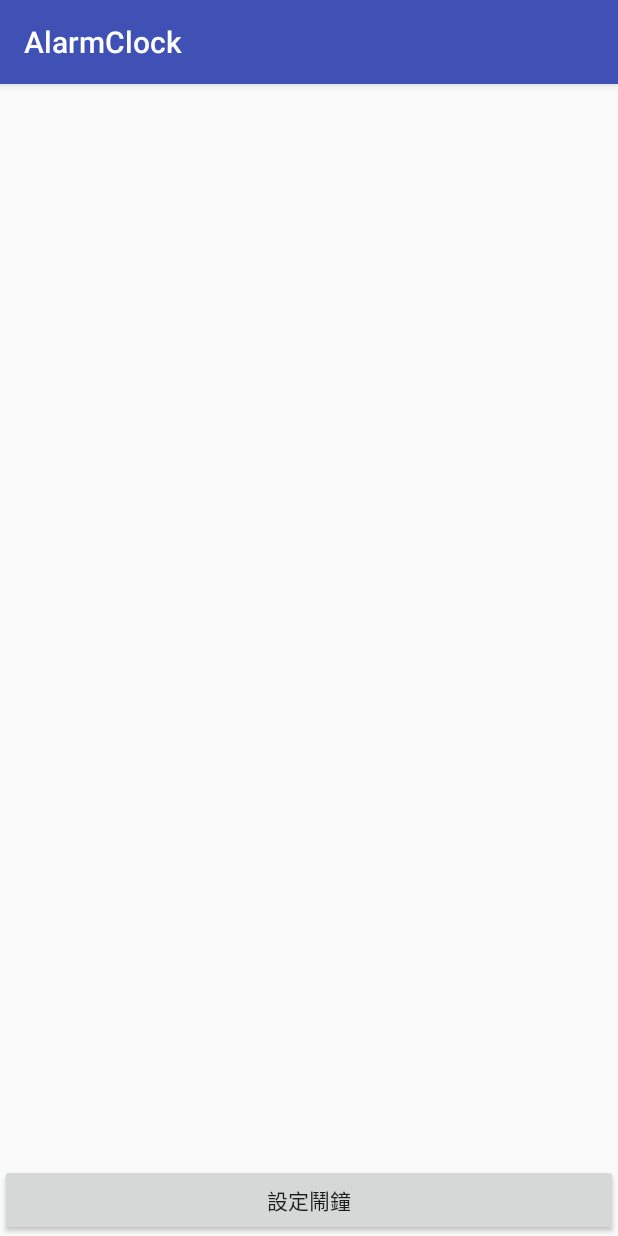
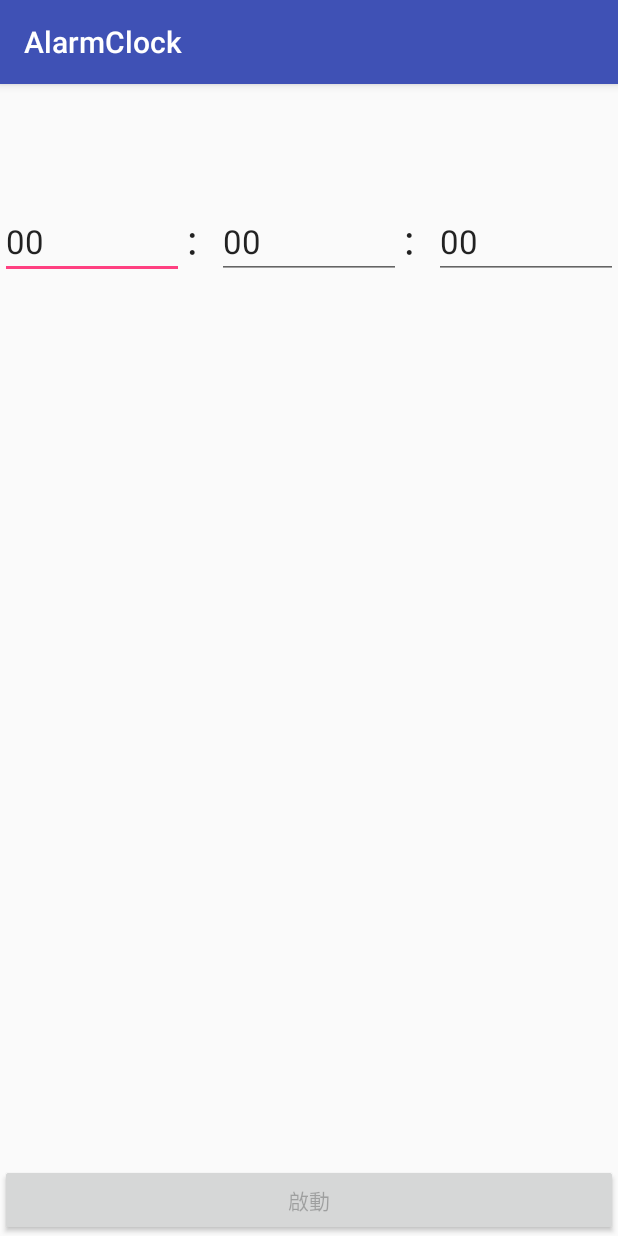
Before and after one commit to ac19970216/FinalProject, an Android app: the screen it shows after launch (MainActivity), on a phone screen of 412 x 824 dp. Run offline under Robolectric (Android 15) with nearby library versions, the phone set to English and light mode, and no system bars.

Commit message:
increase TimerView

```diff
--- /dev/null
+++ b/app/src/main/java/com/example/user/alarmclock/TimerView.java
@@ -0,0 +1,265 @@
+package com.example.user.alarmclock;
+
+import android.app.AlertDialog;
+import android.content.Context;
+import android.content.DialogInterface;
+import android.media.MediaPlayer;
+import android.os.Handler;
+import android.text.Editable;
+import android.text.TextUtils;
+import android.text.TextWatcher;
+import android.util.AttributeSet;
+import android.view.View;
+import android.widget.Button;
+import android.widget.EditText;
+import android.widget.LinearLayout;
+
+import java.util.Timer;
+import java.util.TimerTask;
+
+
+/**
+ * Created by GoroShigeno on 2018/1/1.
+ */
+
+public class TimerView extends LinearLayout {
+
+    public TimerView(Context context, AttributeSet attrs){
+        super(context,attrs);
+        mp=MediaPlayer.create(context, R.raw.johncena);
+        mp.setLooping(true);
+    }
+
+    public TimerView(Context context){
+        super(context);
+
+    }
+
+    @Override
+    protected void onFinishInflate() {
+        super.onFinishInflate();
+
+        btnStart=(Button) findViewById(R.id.btnStart);
+        btnStart.setOnClickListener(new OnClickListener(){
+
+            @Override
+            public void onClick(View view) {
+                startTimer();
+
+                btnStart.setVisibility(View.GONE);
+                btnPause.setVisibility(View.VISIBLE);
+                btnReset.setVisibility(View.VISIBLE);
+            }
+        });
+        btnPause=(Button) findViewById(R.id.btnPause);
+        btnPause.setOnClickListener(new OnClickListener(){
+
+            @Override
+            public void onClick(View view) {
+                stopTimer();
+
+
+                btnPause.setVisibility(View.GONE);
+                btnResume.setVisibility(View.VISIBLE);
+            }
+        });
+        btnResume=(Button) findViewById(R.id.btnResume);
+        btnResume.setOnClickListener(new OnClickListener(){
+
+            @Override
+            public void onClick(View view) {
+                startTimer();
+
+                btnPause.setVisibility(View.VISIBLE);
+                btnResume.setVisibility(View.GONE);
+            }
+        });
+        btnReset=(Button) findViewById(R.id.btnReset);
+        btnReset.setOnClickListener(new OnClickListener(){
+
+            @Override
+            public void onClick(View view) {
+                stopTimer();
+
+                etHour.setText("0");
+                etMin.setText("0");
+                etSec.setText("0");
+
+                btnReset.setVisibility(View.GONE);
+                btnPause.setVisibility(View.GONE);
+                btnResume.setVisibility(View.GONE);
+                btnStart.setVisibility(View.VISIBLE);
+            }
+        });
+
+        etHour=(EditText) findViewById(R.id.etHour);
+        etMin=(EditText) findViewById(R.id.etMin);
+        etSec=(EditText) findViewById(R.id.etSec);
+
+        etHour.setText("00");
+        etHour.addTextChangedListener(new TextWatcher() {
+            @Override
+            public void beforeTextChanged(CharSequence charSequence, int i, int i1, int i2) {
+
+            }
+
+            @Override
+            public void onTextChanged(CharSequence charSequence, int i, int i1, int i2) {
+                if(!TextUtils.isEmpty(charSequence)){
+                    int value=Integer.parseInt(charSequence.toString());
+                    if(value>23){
+                        etHour.setText("23");
+                    }else if (value<0){
+                        etHour.setText("0");
+                    }
+                    checkToEnableBtnStart();
+                }
+
+            }
+
+            @Override
+            public void afterTextChanged(Editable editable) {
+
+            }
+        });
+        etMin.setText("00");
+        etMin.addTextChangedListener(new TextWatcher() {
+            @Override
+            public void beforeTextChanged(CharSequence charSequence, int i, int i1, int i2) {
+
+            }
+
+            @Override
+            public void onTextChanged(CharSequence charSequence, int i, int i1, int i2) {
+                if(!TextUtils.isEmpty(charSequence)){
+                    int value=Integer.parseInt(charSequence.toString());
+                    if(value>59){
+                        etMin.setText("59");
+                    }else if (value<0){
+                        etMin.setText("0");
+                    }
+                    checkToEnableBtnStart();
+                }
+            }
+
+            @Override
+            public void afterTextChanged(Editable editable) {
+
+            }
+        });
+        etSec.setText("00");
+        etSec.addTextChangedListener(new TextWatcher() {
+            @Override
+            public void beforeTextChanged(CharSequence charSequence, int i, int i1, int i2) {
+
+            }
+
+            @Override
+            public void onTextChanged(CharSequence charSequence, int i, int i1, int i2) {
+                if(!TextUtils.isEmpty(charSequence)){
+                    int value=Integer.parseInt(charSequence.toString());
+                    if(value>59){
+                        etSec.setText("59");
+                    }else if (value<0){
+                        etSec.setText("0");
+                    }
+                    checkToEnableBtnStart();
+                }
+            }
+
+            @Override
+            public void afterTextChanged(Editable editable) {
+
+            }
+        });
+        btnStart.setVisibility(View.VISIBLE);
+        btnStart.setEnabled(false);
+        btnPause.setVisibility(View.GONE);
+        btnResume.setVisibility(View.GONE);
+        btnReset.setVisibility(View.GONE);
+    }
+    private void checkToEnableBtnStart(){
+        btnStart.setEnabled((!TextUtils.isEmpty(etHour.getText()))&&Integer.parseInt(etHour.getText().toString())>0||
+                (!TextUtils.isEmpty(etMin.getText()))&&Integer.parseInt(etMin.getText().toString())>0||
+                (!TextUtils.isEmpty(etSec.getText()))&&Integer.parseInt(etSec.getText().toString())>0);
+    }
+
+    private void  startTimer(){
+        if(timerTask==null){
+            allTimerCount=Integer.parseInt(etHour.getText().toString())*60*60+Integer.parseInt(etMin.getText().toString())*60+Integer.parseInt(etSec.getText().toString());
+            timerTask = new TimerTask() {
+                @Override
+                public void run() {
+                    allTimerCount--;
+
+
+
+                    handler.sendEmptyMessage(MSG_WHAT_TIME_TICK);
+                    if(allTimerCount<=0){
+                        handler.sendEmptyMessage(MSG_WHAT_TIME_IS_UP);
+                        mp.start();
+                        stopTimer();
+
+                    }
+
+                }
+            };
+            timer.schedule(timerTask, 1000, 1000);
+
+
+
+        }
+
+    }
+    private  void stopTimer(){
+        if(timerTask!=null){
+            timerTask.cancel();
+            timerTask=null;
+        }
+    }
+
+    private Handler handler = new Handler() {
+        public void handleMessage(android.os.Message msg){
+            switch (msg.what){
+                case MSG_WHAT_TIME_TICK:
+
+                        int hour =allTimerCount/60/60;
+                        int min = (allTimerCount/60)%60;
+                        int sec=allTimerCount%60;
+
+                        etHour.setText(hour+"");
+                        etMin.setText(min+"");
+                        etSec.setText(sec+"");
+                    break;
+                case MSG_WHAT_TIME_IS_UP:
+                    new AlertDialog.Builder(getContext()).setTitle("時間到").setMessage("時間到").setNegativeButton("取消",
+                        new DialogInterface.OnClickListener() {
+                        public void onClick(DialogInterface dialog, int which) {
+                            mp.pause();
+                            mp.seekTo(0);
+
+                        }
+                    }).show();
+                        btnReset.setVisibility(View.GONE);
+                        btnPause.setVisibility(View.GONE);
+                        btnResume.setVisibility(View.GONE);
+                        btnStart.setVisibility(View.VISIBLE);
+
+                    break;
+                default:
+                    break;
+
+            }
+        };
+    };
+
+    private  static  final  int MSG_WHAT_TIME_IS_UP=1;
+    private  static  final  int MSG_WHAT_TIME_TICK=2;
+
+    private  int allTimerCount=0;
+    private Timer timer=new Timer();
+    private TimerTask timerTask = null;
+    private Button btnStart,btnPause,btnResume,btnReset;
+    private EditText etHour,etMin,etSec;
+    private MediaPlayer mp;
+}
--- a/app/src/main/res/layout/activity_main.xml
+++ b/app/src/main/res/layout/activity_main.xml
@@ -56,14 +56,86 @@
 
                 </LinearLayout>
 
-                <LinearLayout
+                <com.example.user.alarmclock.TimerView
                     android:id="@+id/tabStopWatch"
                     android:layout_width="match_parent"
                     android:layout_height="match_parent"
                     android:orientation="vertical">
 
+                    <LinearLayout
+                        android:orientation="horizontal"
+                        android:layout_width="fill_parent"
+                        android:layout_height="0dp"
+                        android:layout_weight="1">
 
-                </LinearLayout>
+                        <EditText
+                            android:id="@+id/etHour"
+                            android:inputType="number"
+                            android:singleLine="true"
+                            android:textAppearance="?android:attr/textAppearanceLarge"
+                            android:layout_width="0dp"
+                            android:layout_height="wrap_content"
+                            android:layout_weight="1"/>
+                        <TextView
+                            android:textAppearance="?android:attr/textAppearanceLarge"
+                            android:layout_width="wrap_content"
+                            android:layout_height="wrap_content"
+                            android:text="："/>
+                        <EditText
+                            android:id="@+id/etMin"
+                            android:singleLine="true"
+                            android:inputType="number"
+                            android:textAppearance="?android:attr/textAppearanceLarge"
+                            android:layout_width="0dp"
+                            android:layout_height="wrap_content"
+                            android:layout_weight="1"/>
+                        <TextView
+                            android:textAppearance="?android:attr/textAppearanceLarge"
+                            android:layout_width="wrap_content"
+                            android:layout_height="wrap_content"
+                            android:text="："/>
+                        <EditText
+                            android:id="@+id/etSec"
+                            android:singleLine="true"
+                            android:inputType="number"
+                            android:textAppearance="?android:attr/textAppearanceLarge"
+                            android:layout_width="0dp"
+                            android:layout_height="wrap_content"
+                            android:layout_weight="1"/>
+
+                    </LinearLayout>
+                    <LinearLayout
+                        android:orientation="horizontal"
+                        android:layout_width="fill_parent"
+                        android:layout_height="wrap_content"
+                        android:id="@+id/btnGroup">
+                        <Button
+                            android:id="@+id/btnStart"
+                            android:text="啟動"
+                            android:layout_weight="1"
+                            android:layout_width="0dp"
+                            android:layout_height="wrap_content" />
+                        <Button
+                            android:id="@+id/btnPause"
+                            android:text="暫停"
+                            android:layout_weight="1"
+                            android:layout_width="0dp"
+                            android:layout_height="wrap_content" />
+                        <Button
+                            android:id="@+id/btnResume"
+                            android:text="繼續"
+                            android:layout_weight="1"
+                            android:layout_width="0dp"
+                            android:layout_height="wrap_content" />
+                        <Button
+                            android:id="@+id/btnReset"
+                            android:text="重置"
+                            android:layout_weight="1"
+                            android:layout_width="0dp"
+                            android:layout_height="wrap_content" />
+
+                    </LinearLayout>
+                </com.example.user.alarmclock.TimerView>
             </FrameLayout>
         </LinearLayout>
     </TabHost>
```
